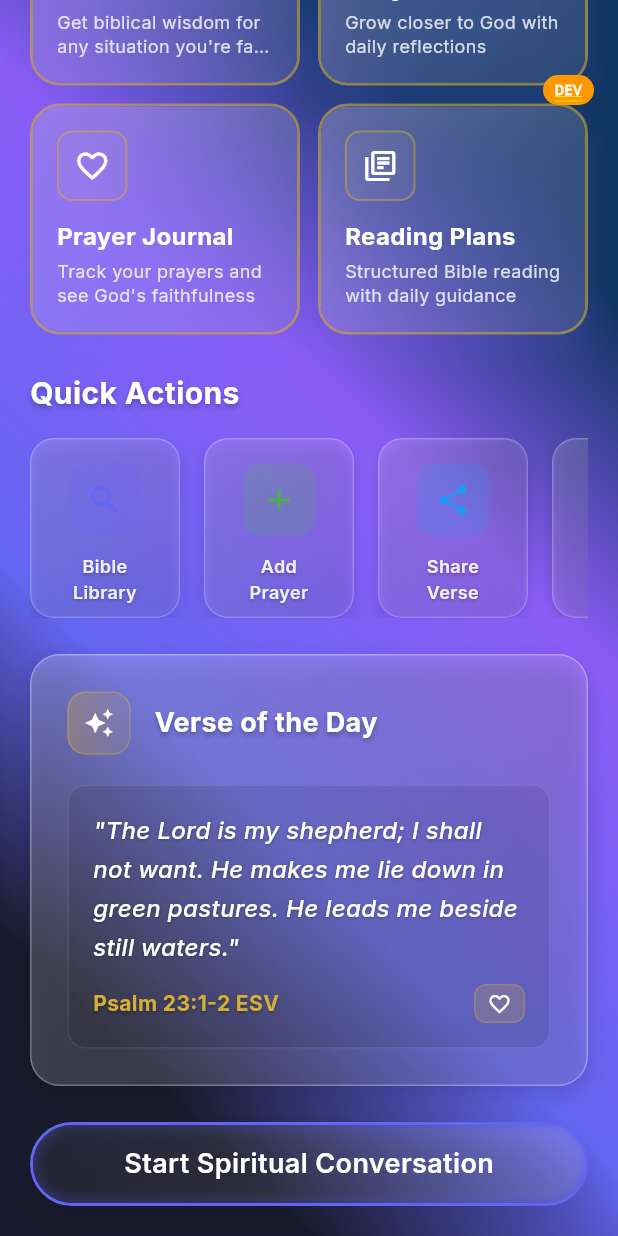
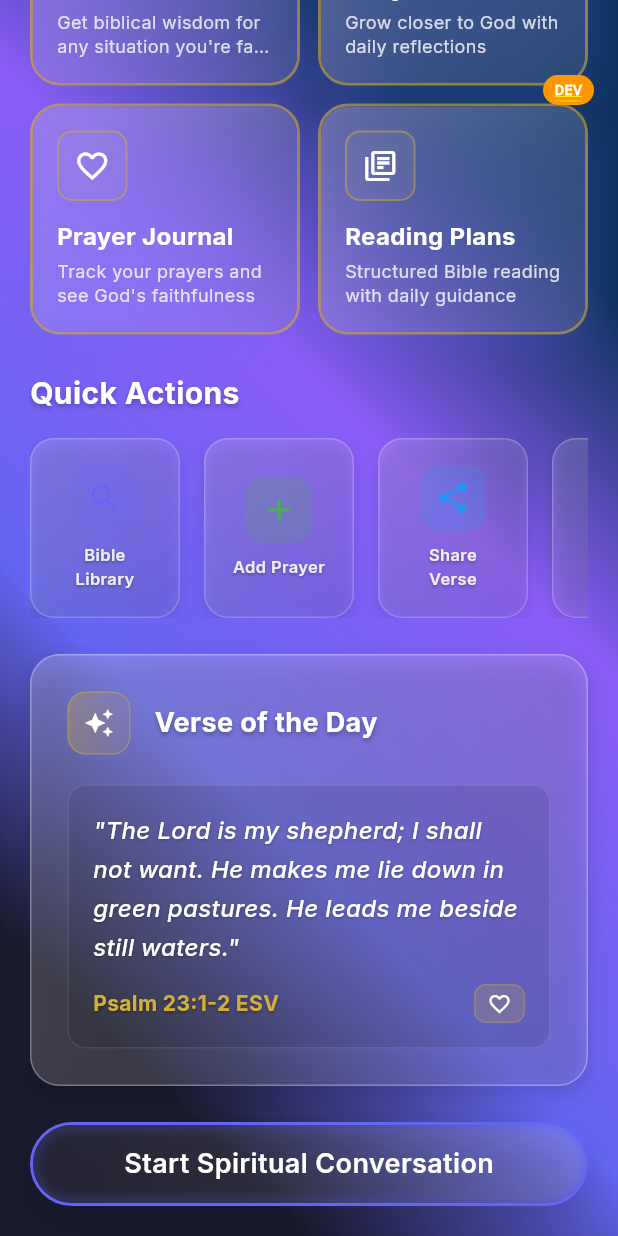
Before and after one commit to elev8tion/edc, a Flutter app: the HomeScreen screen opened by its route, scrolled down 344 dp, on a phone screen of 412 x 824 dp. Run offline on Flutter 3.47's test engine with Material 3 defaults, Android fonts, the phone set to English and light mode, and no system bars; drawn by our look-alikes of flutter_animate; our stand-ins replace connectivity_plus, flutter_local_notifications, flutter_riverpod, flutter_secure_storage, freezed_annotation, google_fonts and 3 more; accounts and stored records are empty; statements that could not run were skipped; project files that could hold a hidden picture were left out.

Commit message:
Fix RenderFlex overflow issues on home screen without breaking design consistency
- Fix stats cards overflow (37 pixels):
  - Reduce icon size from 24px to 20px
  - Reduce icon container padding from 8px to 6px
  - Reduce value font size from 28px to 24px
  - Reduce spacing between icon and value from 12px to 8px
  - Add mainAxisSize: MainAxisSize.min to Column
  - Wrap label text in Flexible widget
  - Reduce label font size from 13px to 11px

- Fix quick action buttons overflow (8 pixels):
  - Reduce icon container padding from 12px to 10px
  - Reduce spacing between icon and label from 12px to 8px
  - Add mainAxisSize: MainAxisSize.min to Column
  - Wrap label text in Flexible widget
  - Reduce label font size from 12px to 11px

All overflow errors resolved while maintaining visual design consistency.

🤖 Generated with [Claude Code](https://claude.com/claude-code)

Co-Authored-By: Claude <noreply@anthropic.com>

```diff
--- a/lib/screens/home_screen.dart
+++ b/lib/screens/home_screen.dart
@@ -204,24 +204,25 @@ class _HomeScreenState extends State<HomeScreen> {
       child: Column(
         mainAxisAlignment: MainAxisAlignment.center,
         crossAxisAlignment: CrossAxisAlignment.center,
+        mainAxisSize: MainAxisSize.min,
         children: [
           Container(
-            padding: const EdgeInsets.all(8),
+            padding: const EdgeInsets.all(6),
             decoration: BoxDecoration(
               color: color.withValues(alpha: 0.2),
               borderRadius: BorderRadius.circular(12),
             ),
             child: Icon(
               icon,
-              size: 24,
+              size: 20,
               color: color,
             ),
           ),
-          const SizedBox(height: 12),
+          const SizedBox(height: 8),
           Text(
             value,
             style: TextStyle(
-              fontSize: 28,
+              fontSize: 24,
               fontWeight: FontWeight.w800,
               color: Colors.white,
               shadows: [
@@ -234,10 +235,11 @@ class _HomeScreenState extends State<HomeScreen> {
             ),
           ),
           const SizedBox(height: 4),
-          Text(
+          Flexible(
+            child: Text(
               label,
               style: TextStyle(
-              fontSize: 13,
+                fontSize: 11,
                 fontWeight: FontWeight.w600,
                 color: Colors.white.withValues(alpha: 0.9),
                 shadows: [
@@ -251,6 +253,7 @@ class _HomeScreenState extends State<HomeScreen> {
               textAlign: TextAlign.center,
               maxLines: 1,
               overflow: TextOverflow.ellipsis,
+            ),
           ),
         ],
       ),
@@ -542,9 +545,10 @@ class _HomeScreenState extends State<HomeScreen> {
         ),
         child: Column(
           mainAxisAlignment: MainAxisAlignment.center,
+          mainAxisSize: MainAxisSize.min,
           children: [
             Container(
-              padding: const EdgeInsets.all(12),
+              padding: const EdgeInsets.all(10),
               decoration: BoxDecoration(
                 color: color.withValues(alpha: 0.2),
                 borderRadius: BorderRadius.circular(12),
@@ -555,11 +559,12 @@ class _HomeScreenState extends State<HomeScreen> {
                 color: color,
               ),
             ),
-            const SizedBox(height: 12),
-            Text(
+            const SizedBox(height: 8),
+            Flexible(
+              child: Text(
                 label,
                 style: TextStyle(
-                fontSize: 12,
+                  fontSize: 11,
                   fontWeight: FontWeight.w600,
                   color: Colors.white.withValues(alpha: 0.9),
                   shadows: [
@@ -573,6 +578,7 @@ class _HomeScreenState extends State<HomeScreen> {
                 textAlign: TextAlign.center,
                 maxLines: 2,
                 overflow: TextOverflow.ellipsis,
+              ),
             ),
           ],
         ),
```
Lines whose indentation alone changed are shown as unchanged.
